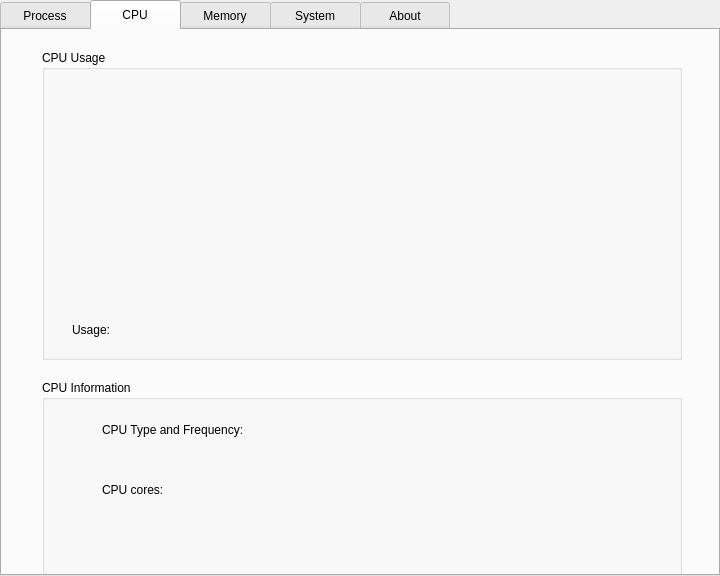
The window that 4. 大作业: System monitor/QT version/sysmonitor.ui (biubiubiiu/hust-OS) describes before a commit, drawn with Qt 5.
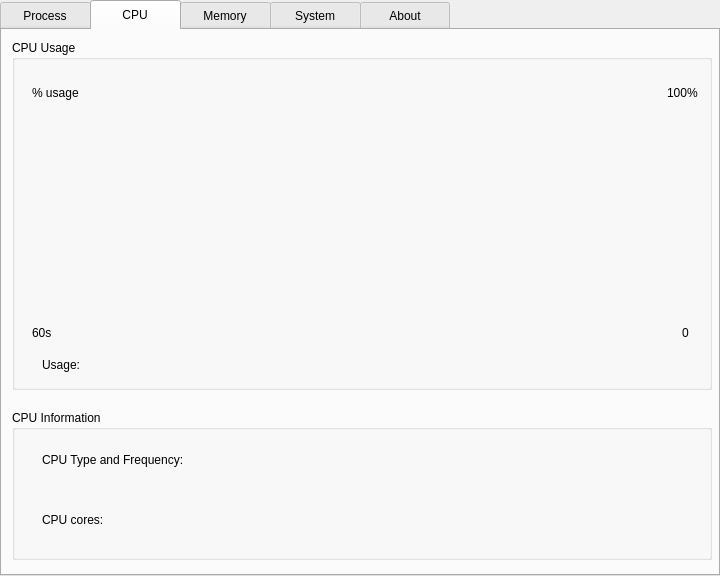
The same window after the commit. The open tabs and pages were chosen to show the change. Custom widgets are drawn as their Qt base class.

```diff
--- a/4. 大作业: System monitor/QT version/sysmonitor.ui
+++ b/4. 大作业: System monitor/QT version/sysmonitor.ui
@@ -116,10 +116,10 @@
     <widget class="QGroupBox" name="groupBox">
      <property name="geometry">
       <rect>
-       <x>40</x>
-       <y>20</y>
-       <width>640</width>
-       <height>310</height>
+       <x>10</x>
+       <y>10</y>
+       <width>700</width>
+       <height>350</height>
       </rect>
      </property>
      <property name="title">
@@ -129,8 +129,8 @@
       <property name="geometry">
        <rect>
         <x>30</x>
-        <y>20</y>
-        <width>580</width>
+        <y>65</y>
+        <width>640</width>
         <height>220</height>
        </rect>
       </property>
@@ -139,7 +139,7 @@
       <property name="geometry">
        <rect>
         <x>30</x>
-        <y>270</y>
+        <y>315</y>
         <width>60</width>
         <height>20</height>
        </rect>
@@ -152,8 +152,8 @@
       <property name="geometry">
        <rect>
         <x>90</x>
-        <y>270</y>
-        <width>100</width>
+        <y>290</y>
+        <width>521</width>
         <height>20</height>
        </rect>
       </property>
@@ -161,36 +161,75 @@
        <string/>
       </property>
      </widget>
+     <widget class="QLabel" name="label_22">
+      <property name="geometry">
+       <rect>
+        <x>670</x>
+        <y>285</y>
+        <width>16</width>
+        <height>16</height>
+       </rect>
+      </property>
+      <property name="text">
+       <string>0</string>
+      </property>
+     </widget>
+     <widget class="QLabel" name="label_23">
+      <property name="geometry">
+       <rect>
+        <x>20</x>
+        <y>285</y>
+        <width>32</width>
+        <height>16</height>
+       </rect>
+      </property>
+      <property name="text">
+       <string>60s</string>
+      </property>
+     </widget>
+     <widget class="QLabel" name="label">
+      <property name="geometry">
+       <rect>
+        <x>655</x>
+        <y>45</y>
+        <width>32</width>
+        <height>15</height>
+       </rect>
+      </property>
+      <property name="text">
+       <string>100%</string>
+      </property>
+     </widget>
+     <widget class="QLabel" name="label_4">
+      <property name="geometry">
+       <rect>
+        <x>20</x>
+        <y>45</y>
+        <width>60</width>
+        <height>15</height>
+       </rect>
+      </property>
+      <property name="text">
+       <string>% usage</string>
+      </property>
+     </widget>
     </widget>
     <widget class="QGroupBox" name="groupBox_2">
      <property name="geometry">
       <rect>
-       <x>40</x>
-       <y>350</y>
-       <width>640</width>
-       <height>200</height>
+       <x>10</x>
+       <y>380</y>
+       <width>700</width>
+       <height>150</height>
       </rect>
      </property>
      <property name="title">
       <string>CPU Information</string>
      </property>
-     <widget class="QLabel" name="cpuRatioTest">
-      <property name="geometry">
-       <rect>
-        <x>80</x>
-        <y>60</y>
-        <width>100</width>
-        <height>30</height>
-       </rect>
-      </property>
-      <property name="text">
-       <string/>
-      </property>
-     </widget>
      <widget class="QLabel" name="cpuInfoLabel">
       <property name="geometry">
        <rect>
-        <x>60</x>
+        <x>30</x>
         <y>70</y>
         <width>480</width>
         <height>20</height>
@@ -203,7 +242,7 @@
      <widget class="QLabel" name="label_2">
       <property name="geometry">
        <rect>
-        <x>60</x>
+        <x>30</x>
         <y>40</y>
         <width>480</width>
         <height>20</height>
@@ -216,9 +255,9 @@
      <widget class="QLabel" name="coreNumLabel">
       <property name="geometry">
        <rect>
-        <x>60</x>
-        <y>130</y>
-        <width>480</width>
+        <x>120</x>
+        <y>100</y>
+        <width>400</width>
         <height>20</height>
        </rect>
       </property>
@@ -229,9 +268,9 @@
      <widget class="QLabel" name="label_3">
       <property name="geometry">
        <rect>
-        <x>60</x>
+        <x>30</x>
         <y>100</y>
-        <width>480</width>
+        <width>80</width>
         <height>20</height>
        </rect>
       </property>
@@ -383,33 +422,6 @@
         </property>
        </widget>
       </item>
-      <item row="7" column="0">
-       <spacer name="verticalSpacer_7">
-        <property name="orientation">
-         <enum>Qt::Vertical</enum>
-        </property>
-        <property name="sizeHint" stdset="0">
-         <size>
-          <width>20</width>
-          <height>40</height>
-         </size>
-        </property>
-       </spacer>
-      </item>
-      <item row="10" column="0">
-       <widget class="QLabel" name="label">
-        <property name="text">
-         <string>磁盘信息：</string>
-        </property>
-       </widget>
-      </item>
-      <item row="10" column="1">
-       <widget class="QLabel" name="diskInfoLabel">
-        <property name="text">
-         <string/>
-        </property>
-       </widget>
-      </item>
       <item row="0" column="0">
        <spacer name="verticalSpacer">
         <property name="orientation">
```
Left out of the diff: 244 changed lines with no effect on the pictures.
